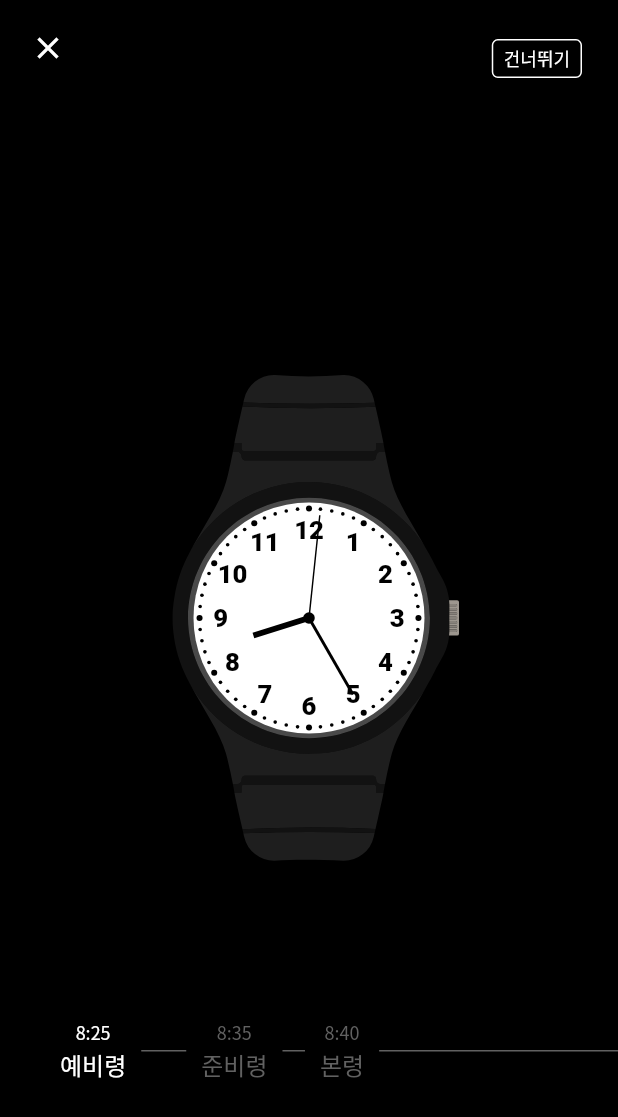
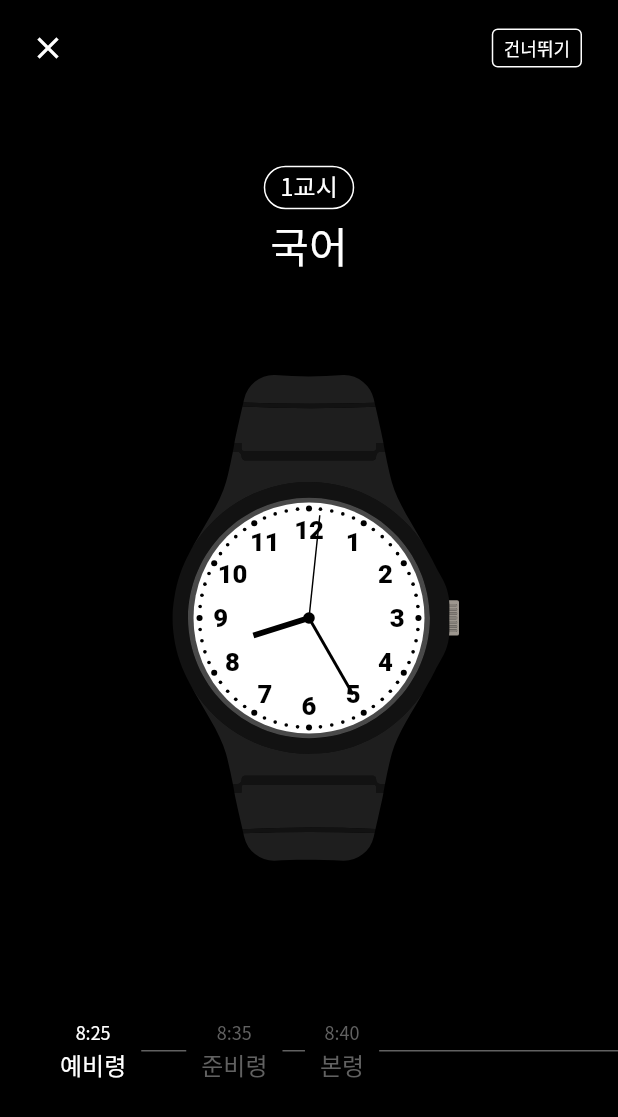
Before and after one commit to silgam/silgam-flutter, a Flutter app: the ClockPage screen opened directly with sample values from the repository, after a tap on the "close" icon, on a phone screen of 412 x 824 dp. Shown: the top 1117 px of the screen. Run offline on Flutter 3.47's test engine with Material 2 defaults, Android fonts, the phone set to English and light mode, and no system bars; our stand-ins replace flutter_svg.

Commit message:
feat: exam title on clock page

```diff
--- a/lib/clock_page/clock_page.dart
+++ b/lib/clock_page/clock_page.dart
@@ -53,39 +53,11 @@ class _ClockPageState extends State<ClockPage> {
         children: [
           Column(
             children: [
-              Flexible(
-                fit: FlexFit.tight,
-                child: Row(
-                  crossAxisAlignment: CrossAxisAlignment.baseline,
-                  mainAxisAlignment: MainAxisAlignment.spaceBetween,
-                  textBaseline: TextBaseline.alphabetic,
+              Expanded(
+                child: Column(
                   children: [
-                    Container(
-                      margin: const EdgeInsets.all(8),
-                      child: IconButton(
-                        splashRadius: 20,
-                        icon: const Icon(Icons.close),
-                        onPressed: _onCloseButtonPressed,
-                        color: Colors.white,
-                      ),
-                    ),
-                    Container(
-                      margin: const EdgeInsets.only(right: 24),
-                      child: OutlinedButton(
-                        child: const Text(
-                          '건너뛰기',
-                          style: TextStyle(color: Colors.white, fontSize: 12),
-                        ),
-                        onPressed: _onSkipButtonPressed,
-                        style: OutlinedButton.styleFrom(
-                          side: const BorderSide(color: Colors.white),
-                          primary: Colors.white,
-                          tapTargetSize: MaterialTapTargetSize.shrinkWrap,
-                          minimumSize: Size.zero,
-                          padding: const EdgeInsets.symmetric(vertical: 4, horizontal: 8),
-                        ),
-                      ),
-                    ),
+                    _buildTopMenu(),
+                    Expanded(child: _buildExamTitle()),
                   ],
                 ),
               ),
@@ -94,7 +66,7 @@ class _ClockPageState extends State<ClockPage> {
                 onEverySecond: _onEverySecond,
                 isLive: _isStarted,
               ),
-              Flexible(
+              Expanded(
                 child: Container(
                   alignment: Alignment.center,
                   child: ScrollConfiguration(
@@ -150,6 +122,81 @@ class _ClockPageState extends State<ClockPage> {
       progressedWidth,
       duration: const Duration(milliseconds: 100),
       curve: Curves.decelerate,
+    );
+  }
+
+  Widget _buildTopMenu() {
+    return Row(
+      mainAxisAlignment: MainAxisAlignment.spaceBetween,
+      children: [
+        Container(
+          margin: const EdgeInsets.all(8),
+          child: IconButton(
+            splashRadius: 20,
+            icon: const Icon(Icons.close),
+            onPressed: _onCloseButtonPressed,
+            color: Colors.white,
+          ),
+        ),
+        Container(
+          margin: const EdgeInsets.only(right: 24),
+          child: OutlinedButton(
+            child: const Text(
+              '건너뛰기',
+              style: TextStyle(color: Colors.white, fontSize: 12),
+            ),
+            onPressed: _onSkipButtonPressed,
+            style: OutlinedButton.styleFrom(
+              side: const BorderSide(color: Colors.white),
+              primary: Colors.white,
+              tapTargetSize: MaterialTapTargetSize.shrinkWrap,
+              minimumSize: Size.zero,
+              padding: const EdgeInsets.symmetric(vertical: 4, horizontal: 8),
+            ),
+          ),
+        ),
+      ],
+    );
+  }
+
+  Widget _buildExamTitle() {
+    final children = <Widget>[];
+
+    if (widget.exam.subjectNumber != null) {
+      children.add(Container(
+        margin: const EdgeInsets.only(bottom: 4),
+        padding: const EdgeInsets.symmetric(horizontal: 10, vertical: 4),
+        decoration: BoxDecoration(
+          borderRadius: const BorderRadius.all(Radius.circular(1000)),
+          border: Border.all(color: Colors.white),
+        ),
+        child: Text(
+          '${widget.exam.subjectNumber}교시',
+          style: const TextStyle(
+            color: Colors.white,
+            fontSize: 16,
+            fontWeight: FontWeight.w500,
+            height: 1.2,
+          ),
+        ),
+      ));
+    }
+
+    children.add(Text(
+      widget.exam.subjectName,
+      style: const TextStyle(
+        color: Colors.white,
+        fontSize: 28,
+        fontWeight: FontWeight.w500,
+      ),
+    ));
+
+    return Padding(
+      padding: const EdgeInsets.only(bottom: 16),
+      child: Column(
+        mainAxisAlignment: MainAxisAlignment.center,
+        children: children,
+      ),
     );
   }
 
--- a/lib/model/exam.dart
+++ b/lib/model/exam.dart
@@ -3,6 +3,7 @@ import 'announcement.dart';
 
 class Exam {
   final String subjectName;
+  final int? subjectNumber;
   final DateTime examStartTime;
   final DateTime examEndTime;
   final int examDuration;
@@ -12,6 +13,7 @@ class Exam {
 
   Exam({
     required this.subjectName,
+    this.subjectNumber,
     required this.examStartTime,
     required this.examDuration,
     required this.numberOfQuestions,
--- a/lib/repository/exam_repository.dart
+++ b/lib/repository/exam_repository.dart
@@ -29,6 +29,7 @@ class ExamRepository {
           time: RelativeTime.afterFinish(minutes: 0),
         ),
       ],
+      subjectNumber: 1,
     ),
     Exam(
       subjectName: '수학',
@@ -54,6 +55,7 @@ class ExamRepository {
           time: RelativeTime.afterFinish(minutes: 0),
         ),
       ],
+      subjectNumber: 2,
     ),
     Exam(
       subjectName: '영어',
@@ -79,6 +81,7 @@ class ExamRepository {
           time: RelativeTime.afterFinish(minutes: 0),
         ),
       ],
+      subjectNumber: 3,
     ),
     Exam(
       subjectName: '한국사',
@@ -104,6 +107,7 @@ class ExamRepository {
           time: RelativeTime.afterFinish(minutes: 0),
         ),
       ],
+      subjectNumber: 4,
     ),
     Exam(
       subjectName: '탐구',
@@ -137,6 +141,7 @@ class ExamRepository {
           time: RelativeTime.afterFinish(minutes: 0),
         ),
       ],
+      subjectNumber: 4,
     ),
     Exam(
       subjectName: '제2외국어/한문',
@@ -162,6 +167,7 @@ class ExamRepository {
           time: RelativeTime.afterFinish(minutes: 0),
         ),
       ],
+      subjectNumber: 5,
     ),
   ];
 }
```
